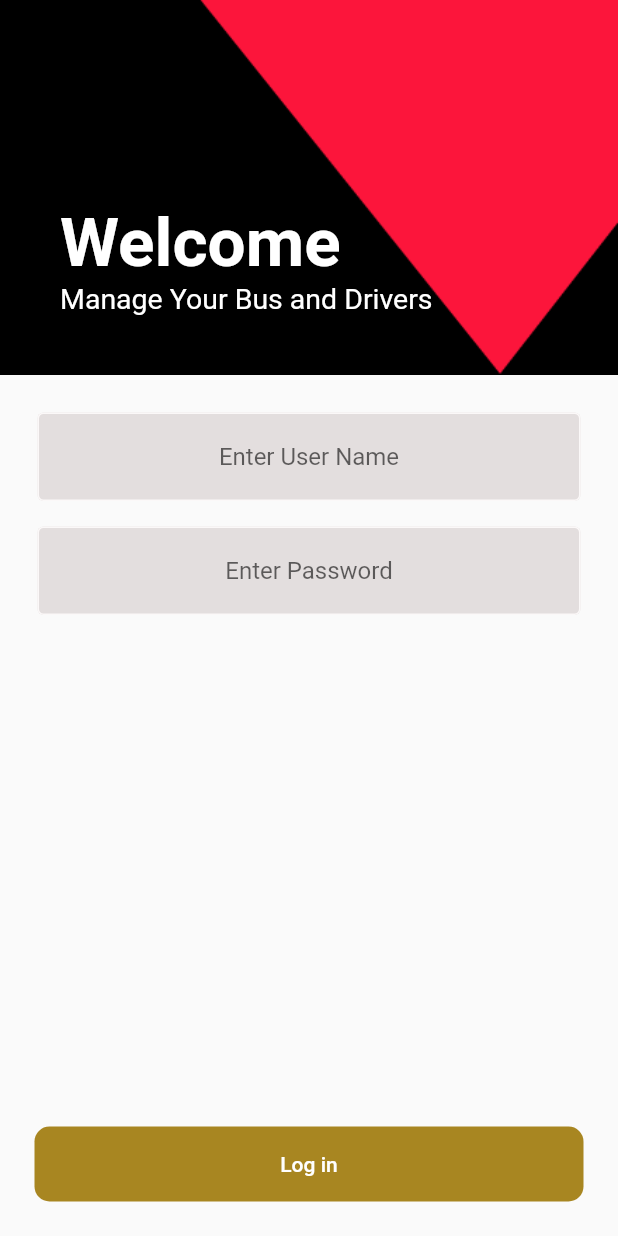
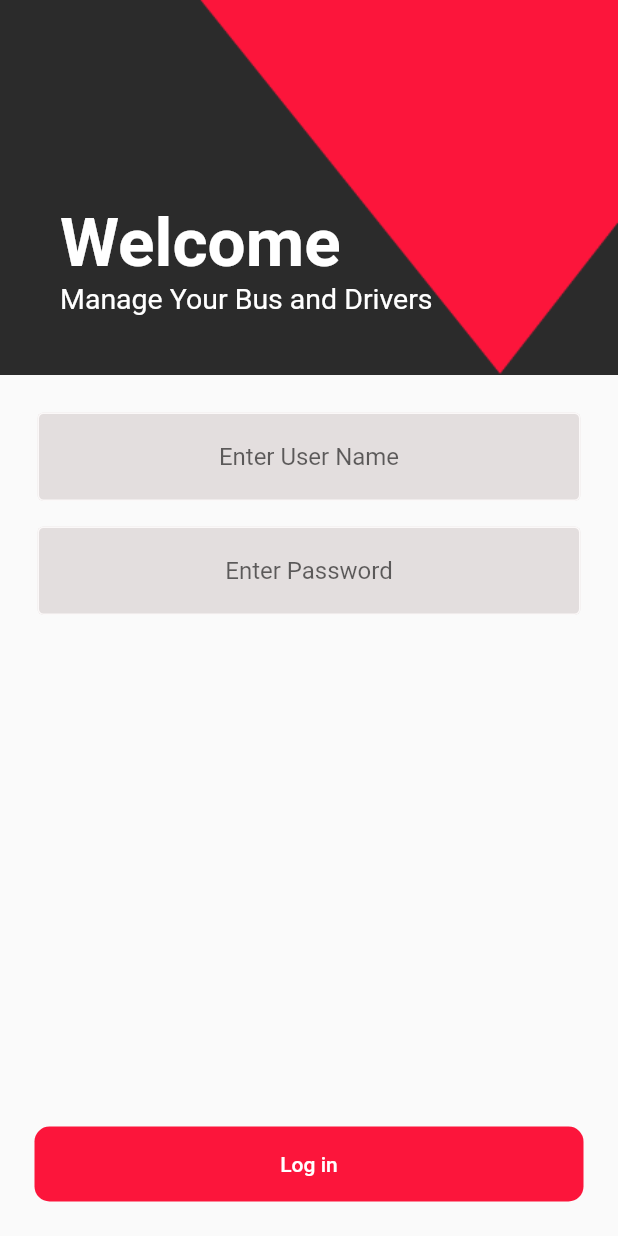
Before and after one commit to muhammadRiyazz/Moovbe, a Flutter app: the screen it shows after launch, after a tap on "Get Started", on a phone screen of 412 x 824 dp. Run offline on Flutter 3.47's test engine with Material 2 defaults, Android fonts, the phone set to English and light mode, and no system bars; our stand-ins replace flutter_svg, shared_preferences.

Commit message:
updupdateDriver

```diff
--- a/lib/Domain/Api_integration.dart
+++ b/lib/Domain/Api_integration.dart
@@ -92,4 +92,19 @@ class Network {
       'Authorization': 'Bearer $token',
     });
   }
+
+  updateDriver(
+      {required String apikey,
+      required busid,
+      required driverid,
+      required String token}) async {
+    final url = Uri.parse(
+        'http://flutter.noviindus.co.in/api/AssignDriverApi/$apikey/');
+    await http.post(url, body: {
+      "bus_id": busid,
+      "driver_id": driverid,
+    }, headers: {
+      'Authorization': 'Bearer $token',
+    });
+  }
 }
--- a/lib/Presentation/Screen Add Driver/screen_add_Driver.dart
+++ b/lib/Presentation/Screen Add Driver/screen_add_Driver.dart
@@ -59,7 +59,7 @@ class _AddDriverState extends State<AddDriver> {
                   height: 50,
                   width: double.infinity,
                   decoration: BoxDecoration(
-                      color: const Color.fromARGB(255, 168, 134, 33),
+                      color: buttonclr,
                       borderRadius: BorderRadius.circular(10)),
                   child: const Center(
                       child: Text(
--- a/lib/Presentation/Screen Login/Screen_Login.dart
+++ b/lib/Presentation/Screen Login/Screen_Login.dart
@@ -30,7 +30,7 @@ class ScreenLogin extends StatelessWidget {
             Stack(
               children: [
                 Container(
-                  color: Colors.black,
+                  color: primeryclr,
                   height: 250,
                   width: double.infinity,
                   child: Align(
@@ -106,7 +106,7 @@ class ScreenLogin extends StatelessWidget {
                     height: 50,
                     width: double.infinity,
                     decoration: BoxDecoration(
-                        color: Color.fromARGB(255, 168, 134, 33),
+                        color: buttonclr,
                         borderRadius: BorderRadius.circular(10)),
                     child: const Center(
                         child: Text(
--- a/lib/Presentation/Screen Login/widgets/textfielss.dart
+++ b/lib/Presentation/Screen Login/widgets/textfielss.dart
@@ -17,7 +17,7 @@ class TextFieldlogin extends StatelessWidget {
         if (value == null || value.isEmpty) {
           return 'required';
         } else if (mvalue != value) {
-          return "enter valid feild";
+          return "Enter valid field";
         } else {
           return null;
         }
--- a/lib/core/colors.dart
+++ b/lib/core/colors.dart
@@ -1,3 +1,5 @@
 import 'package:flutter/material.dart';
 
-const cwhite = Colors.white;
+const Color cwhite = Colors.white;
+const Color buttonclr = Color(0xFFFC153B);
+const Color primeryclr = Color(0xFF2B2B2B);
--- a/lib/main.dart
+++ b/lib/main.dart
@@ -1,4 +1,5 @@
 import 'package:flutter/material.dart';
+import 'package:moovbe/core/colors.dart';
 
 import 'Presentation/Screen Splash/Screen Splash.dart';
 import 'Presentation/screen home/Screen_home.dart';
@@ -15,7 +16,9 @@ class MyApp extends StatelessWidget {
     return MaterialApp(
       debugShowCheckedModeBanner: false,
       theme: ThemeData(
-        primarySwatch: Colors.brown,
+        appBarTheme: const AppBarTheme(
+          backgroundColor: primeryclr,
+        ),
         inputDecorationTheme: const InputDecorationTheme(
           enabledBorder: OutlineInputBorder(
             borderSide: BorderSide(
```
Also changed, not shown: lib/Presentation/Screen Bus/screen_bus.dart (+4 -3 lines), lib/Presentation/Screen Drivers/screen Divers.dart (+3 -6 lines), lib/Presentation/screen home/Screen_home.dart (+14 -85 lines), lib/Presentation/screen home/widgets/bus_list.dart (added, +95 -0 lines).
